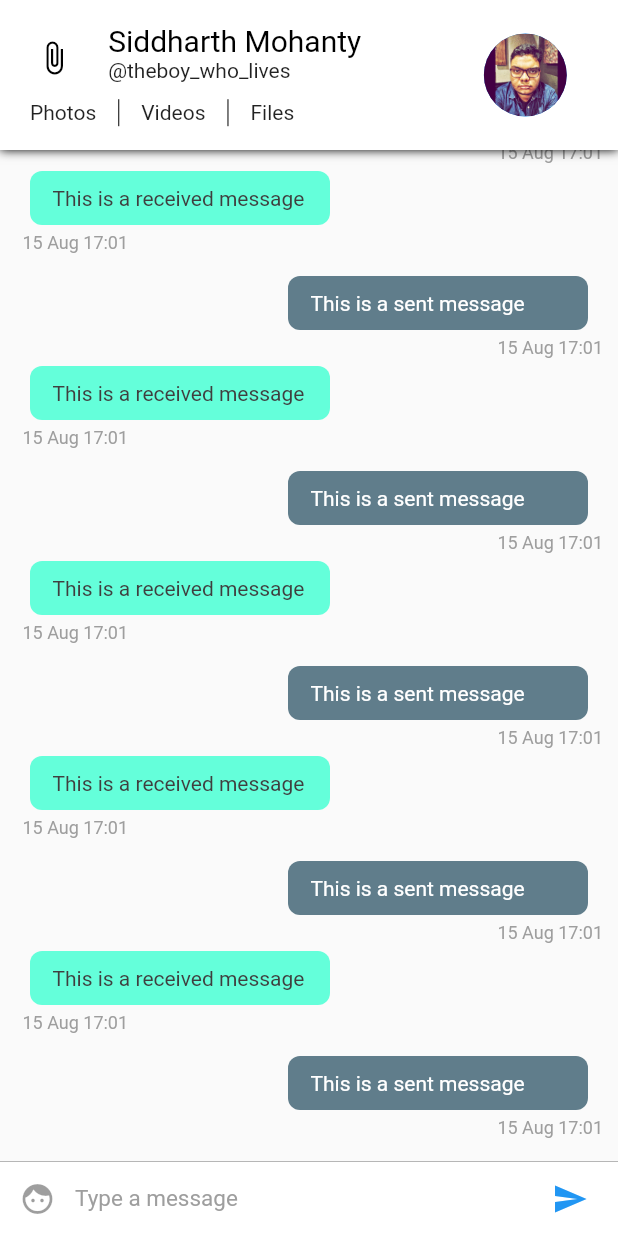
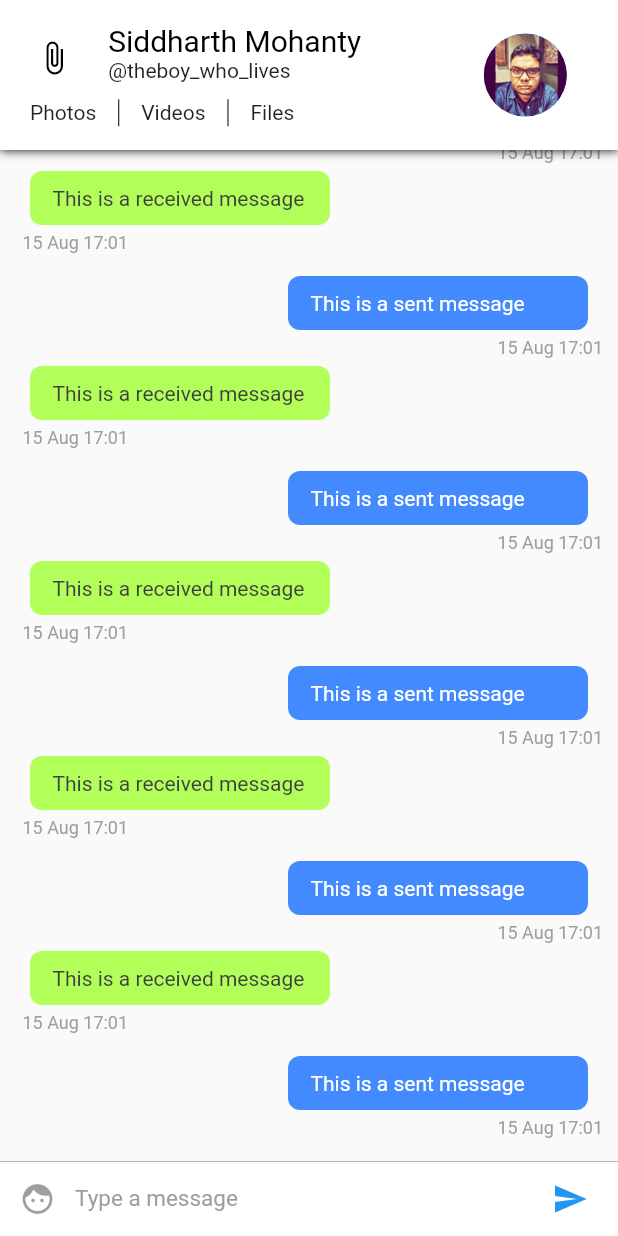
Before and after one commit to sidmocodes/solidsniffle, a Flutter app: the screen it shows after launch, on a phone screen of 412 x 824 dp. Run offline on Flutter 3.47's test engine with Material 2 defaults, Android fonts, the phone set to English and light mode, and no system bars.

Commit message:
Changed color of message backgrounds

```diff
--- a/lib/config/Palette.dart
+++ b/lib/config/Palette.dart
@@ -7,8 +7,8 @@ class Palette{
   static Color primaryTextColor = Colors.black;
   static Color secondaryTextColor = Colors.black87;
   static Color primaryBackgroundColor = Colors.white;
-  static Color selfMessageBackgroundColor = Colors.blueGrey;
-  static Color otherMessageBackgroundColor = Colors.tealAccent;
+  static Color selfMessageBackgroundColor = Colors.blueAccent;
+  static Color otherMessageBackgroundColor = Colors.lightGreenAccent;
   static Color selfMessageColor = Colors.white;
   static Color otherMessageColor = Color(0xff3f3f3f);
   static Color greyColor = Colors.grey;
```
